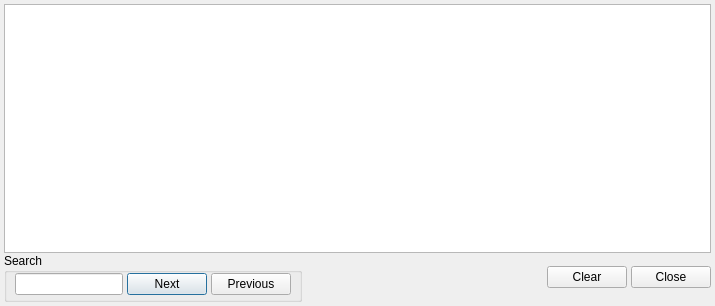
The window that ui/logger.ui (git-cola/git-cola) describes before a commit, drawn with Qt 5.
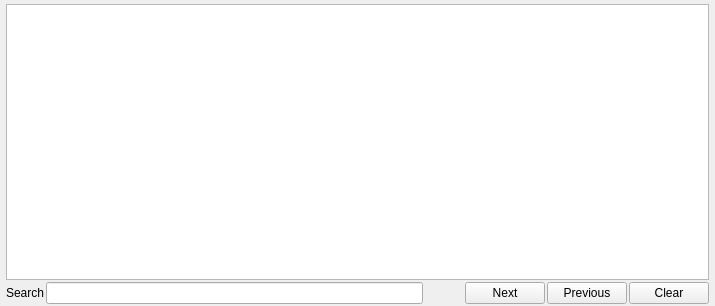
The same window after the commit.

Patch:
```diff
--- a/ui/logger.ui
+++ b/ui/logger.ui
@@ -1,6 +1,6 @@
 <ui version="4.0" >
  <class>logger</class>
- <widget class="QDialog" name="logger" >
+ <widget class="QWidget" name="logger" >
   <property name="geometry" >
    <rect>
     <x>0</x>
@@ -12,17 +12,23 @@
   <property name="windowTitle" >
    <string/>
   </property>
-  <layout class="QGridLayout" >
-   <property name="horizontalSpacing" >
-    <number>4</number>
+  <layout class="QVBoxLayout" name="verticalLayout" >
+   <property name="spacing" >
+    <number>2</number>
    </property>
-   <property name="verticalSpacing" >
-    <number>0</number>
+   <property name="leftMargin" >
+    <number>6</number>
    </property>
-   <property name="margin" >
+   <property name="topMargin" >
     <number>4</number>
    </property>
-   <item row="0" column="0" colspan="4" >
+   <property name="rightMargin" >
+    <number>6</number>
+   </property>
+   <property name="bottomMargin" >
+    <number>2</number>
+   </property>
+   <item>
     <widget class="QTextEdit" name="output_text" >
      <property name="font" >
       <font>
@@ -50,73 +56,66 @@
      </property>
     </widget>
    </item>
-   <item row="1" column="0" >
-    <widget class="QGroupBox" name="groupBox" >
-     <property name="title" >
+   <item>
+    <layout class="QHBoxLayout" name="search_layout" >
+     <item>
+      <widget class="QLabel" name="label" >
+       <property name="sizePolicy" >
+        <sizepolicy vsizetype="Preferred" hsizetype="Preferred" >
+         <horstretch>0</horstretch>
+         <verstretch>0</verstretch>
+        </sizepolicy>
+       </property>
+       <property name="text" >
       <string>Search</string>
      </property>
-     <layout class="QHBoxLayout" >
-      <property name="spacing" >
-       <number>4</number>
-      </property>
-      <property name="leftMargin" >
-       <number>8</number>
-      </property>
-      <property name="topMargin" >
-       <number>0</number>
-      </property>
-      <property name="rightMargin" >
-       <number>8</number>
-      </property>
-      <property name="bottomMargin" >
-       <number>4</number>
-      </property>
-      <item>
-       <widget class="QLineEdit" name="search_text" />
-      </item>
-      <item>
-       <widget class="QPushButton" name="next_button" >
-        <property name="text" >
-         <string>Next</string>
-        </property>
        </widget>
       </item>
       <item>
-       <widget class="QPushButton" name="prev_button" >
-        <property name="text" >
-         <string>Previous</string>
+      <widget class="QLineEdit" name="search_text" >
+       <property name="sizePolicy" >
+        <sizepolicy vsizetype="Fixed" hsizetype="Expanding" >
+         <horstretch>1</horstretch>
+         <verstretch>0</verstretch>
+        </sizepolicy>
         </property>
        </widget>
       </item>
-     </layout>
-    </widget>
-   </item>
-   <item row="1" column="1" >
-    <spacer>
+     <item>
+      <spacer name="horizontalSpacer" >
      <property name="orientation" >
       <enum>Qt::Horizontal</enum>
      </property>
      <property name="sizeHint" stdset="0" >
       <size>
-       <width>217</width>
-       <height>24</height>
+         <width>40</width>
+         <height>20</height>
       </size>
      </property>
     </spacer>
    </item>
-   <item row="1" column="2" >
+     <item>
+      <widget class="QPushButton" name="next_button" >
+       <property name="text" >
+        <string>Next</string>
+       </property>
+      </widget>
+     </item>
+     <item>
+      <widget class="QPushButton" name="prev_button" >
+       <property name="text" >
+        <string>Previous</string>
+       </property>
+      </widget>
+     </item>
+     <item>
     <widget class="QPushButton" name="clear_button" >
      <property name="text" >
       <string>Clear</string>
      </property>
     </widget>
    </item>
-   <item row="1" column="3" >
-    <widget class="QPushButton" name="close_button" >
-     <property name="text" >
-      <string>Close</string>
-     </property>
-    </widget>
+    </layout>
    </item>
   </layout>
  </widget>
```
Left out of the diff: 20 changed lines with no effect on the pictures. Lines whose indentation alone changed are shown as unchanged.
